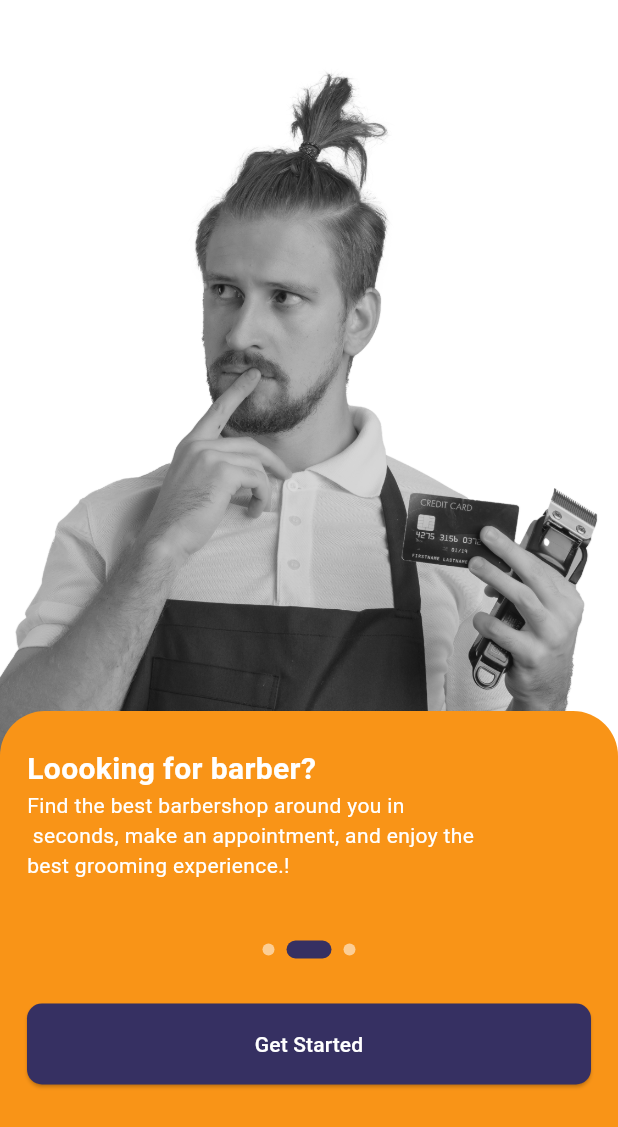
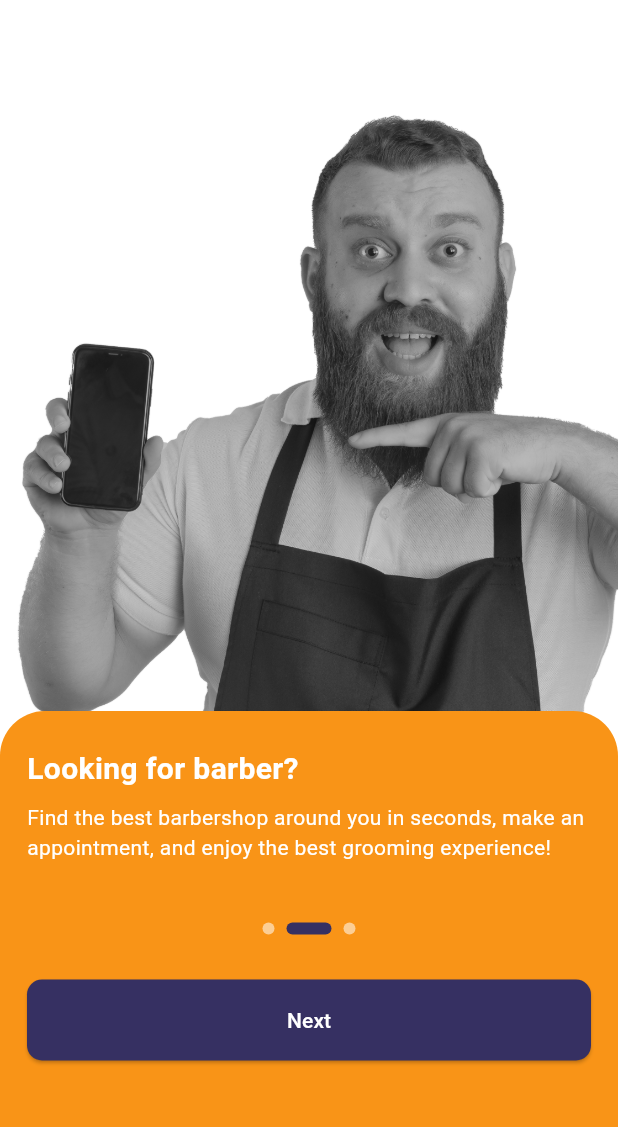
Before and after one commit to qaisarcode/hair_cut, a Flutter app: the screen it shows after launch, swiped to page 2, on a phone screen of 412 x 824 dp. Shown: the top 1127 px of the screen. Run offline on Flutter 3.47's test engine with Material 3 defaults, Android fonts, the phone set to English and light mode, and no system bars; our stand-ins replace pin_code_fields, table_calendar.

Commit message:
yet to complete my all files and also add every thin wich bacically neede for me an write kaonw i would like to pre pare some new concepts and also add chet system in this

```diff
--- a/lib/Screens/login_screen.dart
+++ b/lib/Screens/login_screen.dart
@@ -5,6 +5,7 @@ import 'package:hair_cut/Screens/registreation_f.dart';
 import 'package:hair_cut/Utils/elevated_bu.dart';
 import 'package:hair_cut/Utils/passtxt_field.dart';
 import 'package:hair_cut/Utils/txt_field.dart';
+import 'package:hair_cut/botom_br.dart';
 
 class LoginScreen extends StatefulWidget {
   const LoginScreen({super.key});
@@ -23,7 +24,7 @@ class _LoginScreenState extends State<LoginScreen> {
         children: [
           Container(
             width: double.infinity,
-            height: screenHeight * 0.4,
+            height: screenHeight * 0.49,
             decoration: BoxDecoration(color: Color(0xffF99417)),
             child: Padding(
               padding: const EdgeInsets.symmetric(vertical: 30),
@@ -100,7 +101,7 @@ class _LoginScreenState extends State<LoginScreen> {
                         onPressed: () {
                           Navigator.push(
                             context,
-                            MaterialPageRoute(builder: (_) => HomeScreen()),
+                            MaterialPageRoute(builder: (_) => BotomBr()),
                           );
                         },
                         name: "Login",
--- a/lib/Utils/splash_view.dart
+++ b/lib/Utils/splash_view.dart
@@ -1,30 +1,29 @@
-// import 'dart:nativewrappers/_internal/vm/lib/ffi_patch.dart';
-
 import 'package:flutter/material.dart';
 import 'package:hair_cut/Screens/login_screen.dart';
 import 'package:hair_cut/Utils/elevated_bu.dart';
 
-class SplashView extends StatefulWidget {
+class SplashView extends StatelessWidget {
   final String image;
   final String name;
   final String details;
   final int currentIndex;
+  final int totalCount;
+  final VoidCallback onNext; // ← naya add kiya
+
   const SplashView({
     super.key,
     required this.image,
     required this.name,
     required this.details,
     required this.currentIndex,
+    required this.totalCount, // ← naya
+    required this.onNext, // ← naya
   });
 
   @override
-  State<SplashView> createState() => _SplashViewState();
-}
+  Widget build(BuildContext context) {
+    bool isLastPage = currentIndex == totalCount - 1; // ← last page check
 
-class _SplashViewState extends State<SplashView> {
-  int currentIndex = 0;
-  @override
-  Widget build(BuildContext context) {
     return Scaffold(
       body: Stack(
         children: [
@@ -33,9 +32,9 @@ class _SplashViewState extends State<SplashView> {
               height: MediaQuery.of(context).size.height * 0.65,
               width: double.infinity,
               decoration: BoxDecoration(
-                color: Color(0xffFFFFFF),
+                color: const Color(0xffFFFFFF),
                 image: DecorationImage(
-                  image: AssetImage(widget.image),
+                  image: AssetImage(image),
                   fit: BoxFit.cover,
                   alignment: Alignment.topCenter,
                 ),
@@ -43,11 +42,11 @@ class _SplashViewState extends State<SplashView> {
             ),
           ),
           Align(
-            alignment: AlignmentGeometry.bottomEnd,
+            alignment: Alignment.bottomCenter,
             child: Container(
               height: 350,
               width: double.infinity,
-              decoration: BoxDecoration(
+              decoration: const BoxDecoration(
                 color: Color(0xffF99417),
                 borderRadius: BorderRadius.only(
                   topLeft: Radius.circular(30),
@@ -63,49 +62,55 @@ class _SplashViewState extends State<SplashView> {
                   crossAxisAlignment: CrossAxisAlignment.start,
                   children: [
                     Text(
-                      widget.name,
-                      style: TextStyle(
+                      name,
+                      style: const TextStyle(
                         color: Color(0xffFFFFFF),
                         fontSize: 20,
                         fontWeight: FontWeight.bold,
                       ),
                     ),
                     Text(
-                      widget.details,
-                      style: TextStyle(color: Color(0xffFFFFFF)),
+                      details,
+                      style: const TextStyle(color: Color(0xffFFFFFF)),
                     ),
-                    SizedBox(height: 40),
+                    const SizedBox(height: 40),
                     Row(
                       mainAxisAlignment: MainAxisAlignment.center,
-                      children: [
-                        ...List.generate(
-                          3,
+                      children: List.generate(
+                        totalCount,
                         (index) => Container(
                           margin: const EdgeInsets.symmetric(horizontal: 4),
-                            width: widget.currentIndex == index ? 30 : 8,
-                            height: widget.currentIndex == index ? 12 : 8,
+                          width: currentIndex == index ? 30 : 8,
+                          height: currentIndex == index ? 12 : 8,
                           decoration: BoxDecoration(
                             borderRadius: BorderRadius.circular(100),
-                              color: widget.currentIndex == index
-                                  ? Color(0xff363062)
+                            color: currentIndex == index
+                                ? const Color(0xff363062)
                                 : Colors.white54,
-                              // shape: BoxShape.circle,
                           ),
                         ),
                       ),
-                      ],
                     ),
-                    SizedBox(height: 30),
+                    const SizedBox(height: 30),
                     Align(
-                      alignment: AlignmentGeometry.center,
+                      alignment: Alignment.center,
                       child: ElevatedBu(
                         onPressed: () {
-                          Navigator.push(
+                          if (isLastPage) {
+                            // ← Last page → Login
+                            Navigator.pushReplacement(
                               context,
-                            MaterialPageRoute(builder: (_) => LoginScreen()),
+                              MaterialPageRoute(
+                                builder: (_) => const LoginScreen(),
+                              ),
                             );
+                          } else {
+                            onNext(); // ← Next page
+                          }
                         },
-                        name: "Get Started",
+                        name: isLastPage
+                            ? "Get Started"
+                            : "Next", // ← text badlega
                       ),
                     ),
                   ],
--- a/lib/auth/athanication_code.dart
+++ b/lib/auth/athanication_code.dart
@@ -2,6 +2,7 @@ import 'package:flutter/material.dart';
 
 import 'package:hair_cut/Utils/elevated_bu.dart';
 import 'package:hair_cut/botom_br.dart';
+import 'package:pin_code_fields/pin_code_fields.dart';
 
 class AthanicationCode extends StatefulWidget {
   const AthanicationCode({super.key});
@@ -32,7 +33,9 @@ class _AthanicationCodeState extends State<AthanicationCode> {
                 "Please enter the authentication code that\n we have sent to your email",
                 style: TextStyle(color: Color(0xff6B7280)),
               ),
-
+              SizedBox(height: 20),
+              Center(child: MaterialPinField(length: 4)),
+              SizedBox(height: 20),
               ElevatedBu(
                 onPressed: () {
                   Navigator.push(
--- a/lib/splach_services/onbording_screen.dart
+++ b/lib/splach_services/onbording_screen.dart
@@ -1,5 +1,6 @@
 import 'package:flutter/material.dart';
-import 'package:hair_cut/Utils/splash_view.dart';
+import 'package:hair_cut/Screens/login_screen.dart';
+import 'package:hair_cut/Utils/elevated_bu.dart';
 
 class OnbordingScreen extends StatefulWidget {
   const OnbordingScreen({super.key});
@@ -10,39 +11,51 @@ class OnbordingScreen extends StatefulWidget {
 
 class _OnbordingScreenState extends State<OnbordingScreen> {
   int currentIndex = 0;
+
   final List<Map<String, String>> data = [
     {
       "image": "assets/images/s1.png",
       "name": "Welcome Gobars",
       "details":
-          "Find the best grooming experience in your city\n with just one tap! Don't miss out on the haircut\n or treatment of your dreams. Let's start now!",
+          "Find the best grooming experience in your city with just one tap! Don't miss out on the haircut or treatment of your dreams. Let's start now!",
     },
     {
       "image": "assets/images/s3.png",
-      "name": "Loooking for barber?",
+      "name": "Looking for barber?",
       "details":
-          "Find the best barbershop around you in\n seconds, make an appointment, and enjoy the \nbest grooming experience.!",
+          "Find the best barbershop around you in seconds, make an appointment, and enjoy the best grooming experience!",
     },
     {
       "image": "assets/images/s2.png",
       "name": "Everything in your hands",
       "details":
-          "With Gobar, find high-quality barbershops, see\n reviews, and make appointments easily.\n Achieve your confident appearance!!",
+          "With Gobar, find high-quality barbershops, see reviews, and make appointments easily. Achieve your confident appearance!",
     },
   ];
+
   late PageController pageController;
 
   @override
   void initState() {
-    // TODO: implement initState
     super.initState();
     pageController = PageController();
   }
 
   @override
+  void dispose() {
+    pageController.dispose();
+    super.dispose();
+  }
+
+  @override
   Widget build(BuildContext context) {
+    bool isLastPage = currentIndex == data.length - 1;
+
     return Scaffold(
-      body: PageView.builder(
+      body: Stack(
+        children: [
+          // ── Sirf image slide hogi ──────────────────────────
+          PageView.builder(
             controller: pageController,
             itemCount: data.length,
             onPageChanged: (index) {
@@ -51,13 +64,109 @@ class _OnbordingScreenState extends State<OnbordingScreen> {
               });
             },
             itemBuilder: (context, index) {
-          return SplashView(
-            image: data[index]["image"]!,
-            name: data[index]["name"]!,
-            details: data[index]["details"]!,
-            currentIndex: currentIndex,
+              return Container(
+                height: MediaQuery.of(context).size.height * 0.65,
+                width: double.infinity,
+                decoration: BoxDecoration(
+                  color: const Color(0xffFFFFFF),
+                  image: DecorationImage(
+                    image: AssetImage(data[index]["image"]!),
+                    fit: BoxFit.contain,
+                    alignment: Alignment.topCenter,
+                  ),
+                ),
               );
             },
+          ),
+
+          // ── Neecha card — bilkul fixed rahega ─────────────
+          Align(
+            alignment: Alignment.bottomCenter,
+            child: Container(
+              height: 350,
+              width: double.infinity,
+              decoration: const BoxDecoration(
+                color: Color(0xffF99417),
+                borderRadius: BorderRadius.only(
+                  topLeft: Radius.circular(30),
+                  topRight: Radius.circular(30),
+                ),
+              ),
+              child: Padding(
+                padding: const EdgeInsets.symmetric(
+                  horizontal: 18,
+                  vertical: 24,
+                ),
+                child: Column(
+                  crossAxisAlignment: CrossAxisAlignment.start,
+                  children: [
+                    // Title
+                    Text(
+                      data[currentIndex]["name"]!,
+                      style: const TextStyle(
+                        color: Color(0xffFFFFFF),
+                        fontSize: 20,
+                        fontWeight: FontWeight.bold,
+                      ),
+                    ),
+                    const SizedBox(height: 8),
+
+                    // Details
+                    Text(
+                      data[currentIndex]["details"]!,
+                      style: const TextStyle(color: Color(0xffFFFFFF)),
+                    ),
+                    const SizedBox(height: 40),
+
+                    // Dots
+                    Row(
+                      mainAxisAlignment: MainAxisAlignment.center,
+                      children: List.generate(
+                        data.length,
+                        (index) => AnimatedContainer(
+                          duration: const Duration(milliseconds: 300),
+                          margin: const EdgeInsets.symmetric(horizontal: 4),
+                          width: currentIndex == index ? 30 : 8,
+                          height: 8,
+                          decoration: BoxDecoration(
+                            borderRadius: BorderRadius.circular(100),
+                            color: currentIndex == index
+                                ? const Color(0xff363062)
+                                : Colors.white54,
+                          ),
+                        ),
+                      ),
+                    ),
+                    const SizedBox(height: 30),
+
+                    // Button
+                    Align(
+                      alignment: Alignment.center,
+                      child: ElevatedBu(
+                        onPressed: () {
+                          if (isLastPage) {
+                            Navigator.pushReplacement(
+                              context,
+                              MaterialPageRoute(
+                                builder: (_) => const LoginScreen(),
+                              ),
+                            );
+                          } else {
+                            pageController.nextPage(
+                              duration: const Duration(milliseconds: 300),
+                              curve: Curves.easeInOut,
+                            );
+                          }
+                        },
+                        name: isLastPage ? "Get Started" : "Next",
+                      ),
+                    ),
+                  ],
+                ),
+              ),
+            ),
+          ),
+        ],
       ),
     );
   }
--- a/pubspec.yaml
+++ b/pubspec.yaml
@@ -35,6 +35,8 @@ dependencies:
   # Use with the CupertinoIcons class for iOS style icons.
   cupertino_icons: ^1.0.8
   table_calendar: ^3.1.2
+  pin_code_fields: ^9.3.0
+  responsive_framework: ^1.1.0
 
 dev_dependencies:
   flutter_test:
```
Also changed, not shown: lib/splach_services/saplash_screen.dart (+11 -8 lines), assets/images/s2.png, assets/images/s3.png, pubspec.lock. Lines whose indentation alone changed are shown as unchanged.
